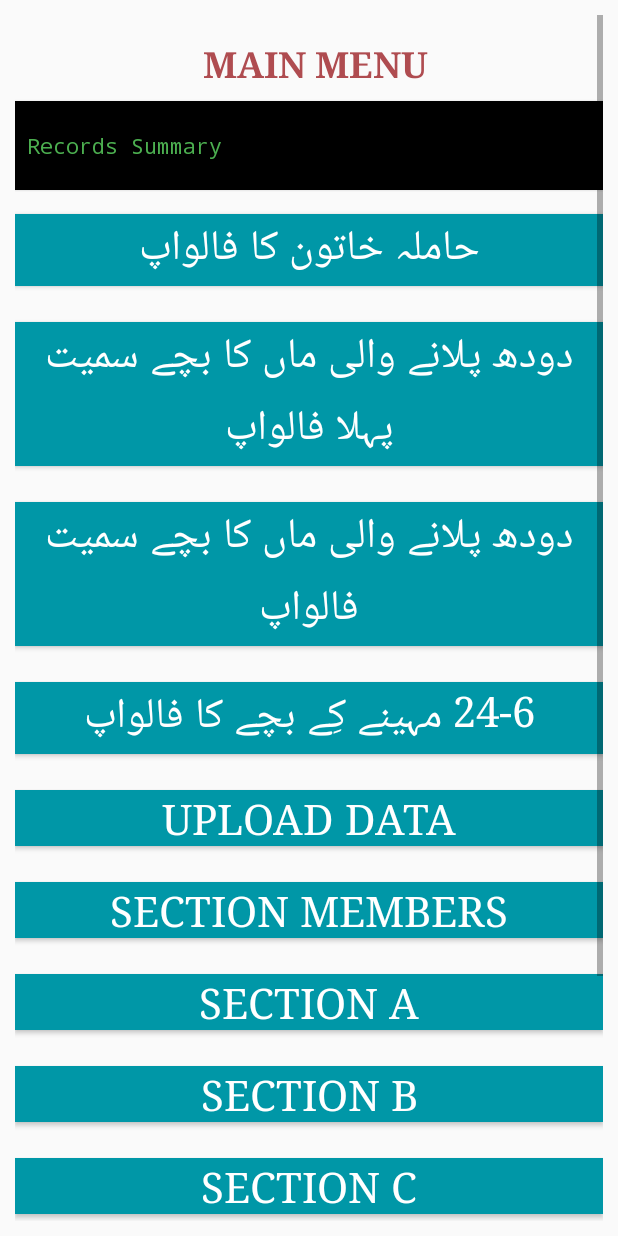
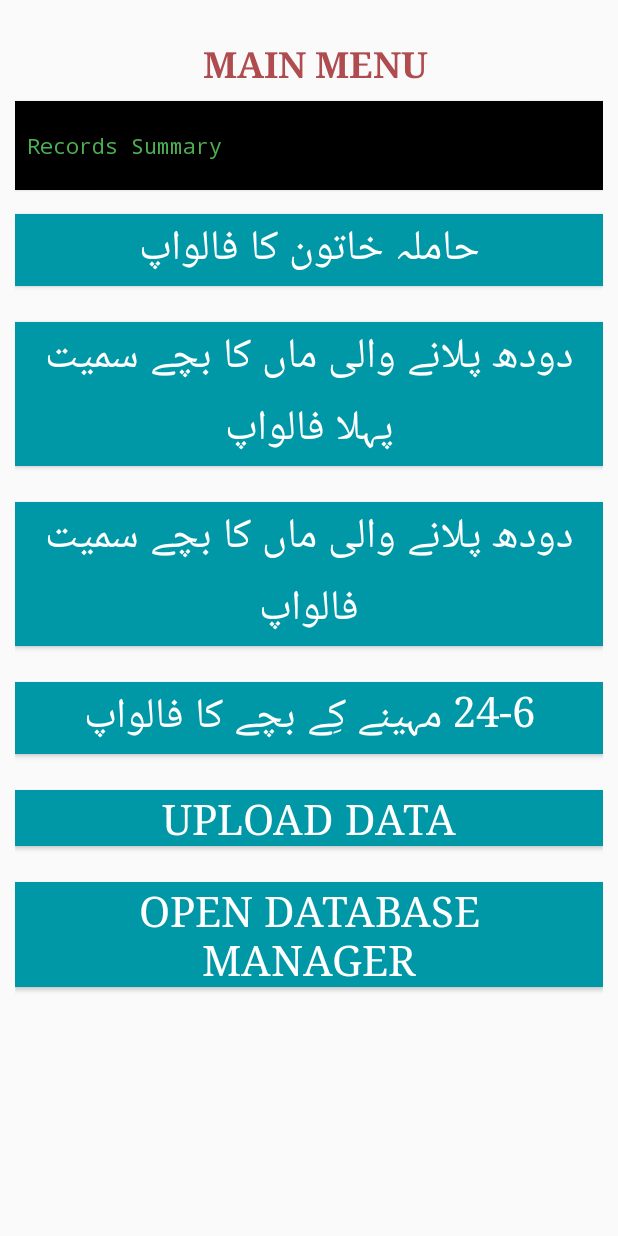
Before and after one commit to AliAzaz/WFP-FollowUPs, an Android app: the layout activity_main.xml on its own in the app's theme, with its tools: preview values and no code run, on a phone screen of 412 x 824 dp. Run offline under Robolectric (Android 15) with nearby library versions, the phone set to English and light mode, and no system bars; Roboto replaces fonts that are not available here.

Commit message:
done changes as stated by Mr.Amjad

```diff
--- a/app/src/main/java/edu/aku/hassannaqvi/wfp_followups/syncclasses/SyncAllData.java
+++ b/app/src/main/java/edu/aku/hassannaqvi/wfp_followups/syncclasses/SyncAllData.java
@@ -20,6 +20,7 @@ import java.lang.reflect.Method;
 import java.net.HttpURLConnection;
 import java.net.MalformedURLException;
 import java.net.URL;
+import java.nio.charset.StandardCharsets;
 import java.util.Collection;
 
 import edu.aku.hassannaqvi.wfp_followups.core.DatabaseHelper;
@@ -92,6 +93,8 @@ public class SyncAllData extends AsyncTask<Void, Void, String> {
 
                     connection.setDoOutput(true);
                     connection.setDoInput(true);
+                    connection.setReadTimeout(100000 /* milliseconds */);
+                    connection.setConnectTimeout(150000 /* milliseconds */);
                     connection.setInstanceFollowRedirects(false);
                     connection.setRequestMethod("POST");
                     connection.setRequestProperty("Content-Type", "application/json");
@@ -128,7 +131,7 @@ public class SyncAllData extends AsyncTask<Void, Void, String> {
 
 
                     BufferedReader br = new BufferedReader(new InputStreamReader(
-                            connection.getInputStream(), "utf-8"));
+                            connection.getInputStream(), StandardCharsets.UTF_8));
                     StringBuffer sb = new StringBuffer();
 
                     while ((line = br.readLine()) != null) {
--- a/app/src/main/res/layout/activity_main.xml
+++ b/app/src/main/res/layout/activity_main.xml
@@ -181,6 +181,7 @@
                 android:layout_height="wrap_content"
                 android:layout_marginTop="16dp"
                 android:layout_marginBottom="8dp"
+                android:visibility="gone"
                 android:onClick="openMembers"
                 android:text="Section Members"
                 android:textSize="28sp" />
@@ -191,59 +192,10 @@
                 android:layout_height="wrap_content"
                 android:layout_marginTop="16dp"
                 android:layout_marginBottom="8dp"
+                android:visibility="gone"
                 android:onClick="openA"
                 android:text="Section A"
                 android:textSize="28sp" />
-
-            <Button
-                android:id="@+id/openB"
-                android:layout_width="match_parent"
-                android:layout_height="wrap_content"
-                android:layout_marginTop="16dp"
-                android:layout_marginBottom="8dp"
-                android:onClick="openB"
-                android:text="Section B"
-                android:textSize="28sp" />
-
-            <Button
-                android:id="@+id/openC"
-                android:layout_width="match_parent"
-                android:layout_height="wrap_content"
-                android:layout_marginTop="16dp"
-                android:layout_marginBottom="8dp"
-                android:onClick="openC"
-                android:text="Section C"
-                android:textSize="28sp" />
-
-            <Button
-                android:id="@+id/openD"
-                android:layout_width="match_parent"
-                android:layout_height="wrap_content"
-                android:layout_marginTop="16dp"
-                android:layout_marginBottom="8dp"
-                android:onClick="openD"
-                android:text="Section D"
-                android:textSize="28sp" />
-
-            <Button
-                android:id="@+id/openE"
-                android:layout_width="match_parent"
-                android:layout_height="wrap_content"
-                android:layout_marginTop="16dp"
-                android:layout_marginBottom="8dp"
-                android:onClick="openE"
-                android:text="Section E"
-                android:textSize="28sp" />
-
-
-            <!--<Button-->
-            <!--android:id="@+id/openEnd"-->
-            <!--android:layout_width="match_parent"-->
-            <!--android:layout_height="wrap_content"-->
-            <!--android:layout_marginBottom="8dp"-->
-            <!--android:layout_marginTop="16dp"-->
-            <!--android:onClick="openEnd"-->
-            <!--android:text="Section End" />-->
 
             <Button
                 android:id="@+id/openDB"
--- a/app/src/main/res/values/strings.xml
+++ b/app/src/main/res/values/strings.xml
@@ -82,12 +82,12 @@
     <string name="pfa03a"> فالواپ نمبر </string>
     <string name="pfa04"> خا تون کی قسم </string>
     <string name="pfa04a"> حاملہ خاتون </string>
-    <string name="pfa04b"> دودھ پلانے والی ماں </string>
+    <string name="pfa04b"> دودھ پلانے والی ماں بچے سمیت  </string>
     <string name="pfa05"> فالو اپ کی تاریخ </string>
     <string name="pfa06">زبانی رضامندی </string>
     <string name="pfbheading"> حاملہ خاتون  / دودھ پلانے والی ماں/بچہ کی موجودہ حیثیت </string>
     <string name="pfb01"> کیا حاملہ خاتون یا دودھ پلانے والی ماں انٹرویو کے لئے دستیاب ہے؟ </string>
-    <string name="pfb0101">اگر انکا کیا تو انکار کی وجہ کیا تھی؟</string>
+    <string name="pfb0101">اگر انکار کیا تو انکار کی وجہ کیا تھی؟</string>
     <string name="pfb0102">دودھ پلانے ماں کے وفات کی تاریخ</string>
     <string name="pfb0103">دودھ پلانے ماں کے وفات کی وجوہات</string>
     <string name="pfb01a"> موجود ہے انٹرویو جاری رکھیں </string>
```
Also changed, not shown: app/src/main/java/edu/aku/hassannaqvi/wfp_followups/activities/SectionBActivity.java (+10 -7 lines), app/src/main/res/layout/activity_section_b.xml (+13 -6 lines), 1 other file.
